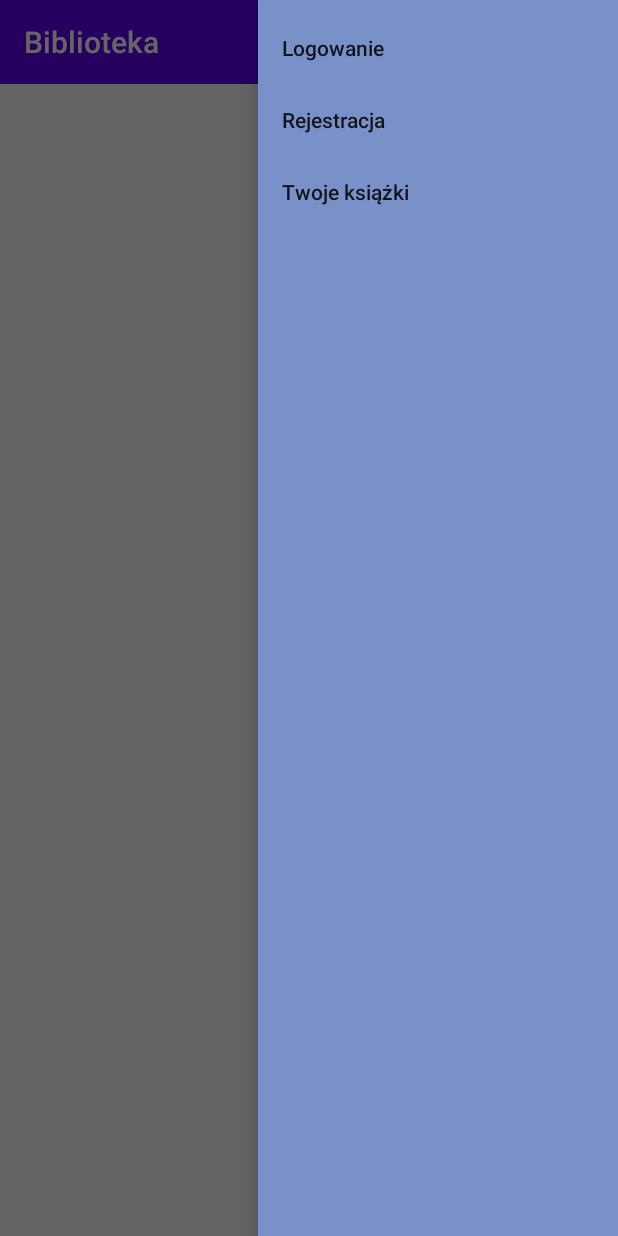
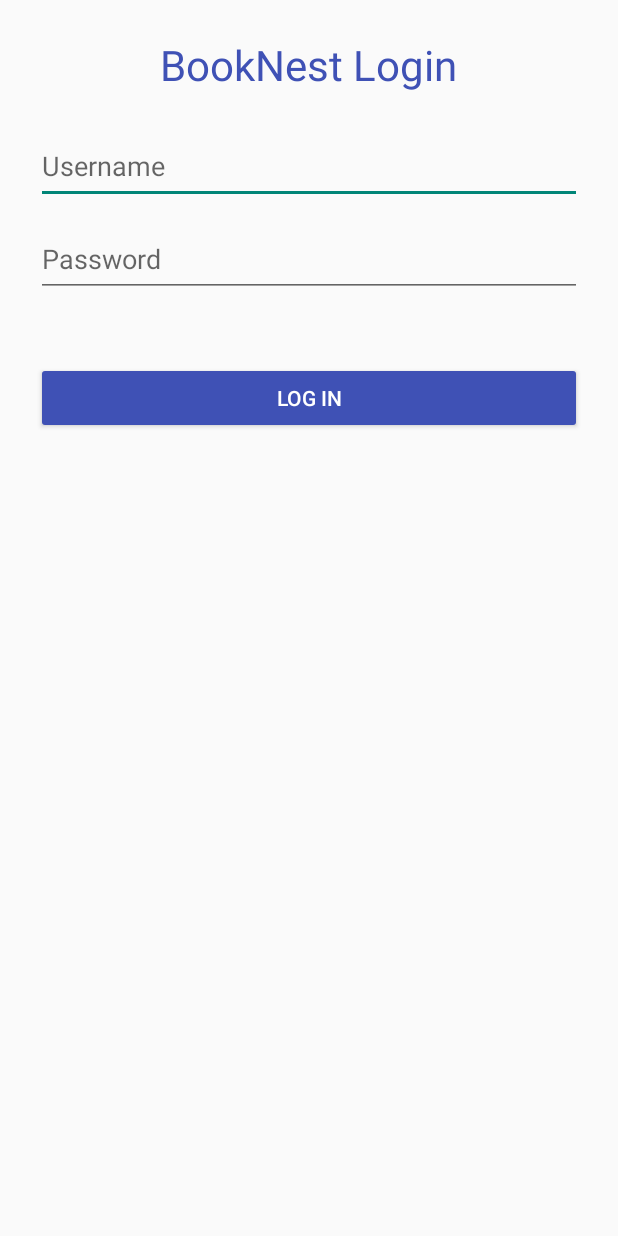
Before and after one commit to bpotaman/UAIM-projekt, an Android app: the screen it shows after launch (MainActivity before the commit, LoginActivity after it), after a tap on "Logowanie", on a phone screen of 412 x 824 dp. Run offline under Robolectric (Android 15) with nearby library versions, the phone set to English and light mode, and no system bars; our stand-ins replace Volley; 1 statement that could not run was skipped; 1 other tap on this screen came first.

Commit message:
Działający ekran logowania

```diff
--- a/libraryapp/app/src/main/java/com/example/libraryapp/BookAdapter.java
+++ b/libraryapp/app/src/main/java/com/example/libraryapp/BookAdapter.java
@@ -61,11 +61,9 @@ public class BookAdapter extends ArrayAdapter<Book> {
             if (imageUrl != null && !imageUrl.isEmpty()) {
                 // Jeśli aplikacja działa w emulatorze i backend jest na localhost:5000,
                 // Picasso nie załaduje obrazu z "http://localhost". Używamy 10.0.2.2 zamiast localhost.
-                String coverUrl = "http://10.0.2.2:5000/api/books/" + book.getId() + "/cover";
+                String coverUrl = "http://192.168.1.3:5000/api/books/" + book.getId() + "/cover";
                 Picasso.get()
                         .load(coverUrl)
-                        //.placeholder(R.drawable.placeholder) // jeśli chcesz mieć placeholder
-                        //.error(R.drawable.error)             // jeśli chcesz mieć obraz błędu
                         .into(holder.ivThumbnail);
             }
         }
--- a/libraryapp/app/src/main/java/com/example/libraryapp/LoginActivity.java
+++ b/libraryapp/app/src/main/java/com/example/libraryapp/LoginActivity.java
@@ -1,4 +1,95 @@
 package com.example.libraryapp;
 
-public class LoginActivity {
+import android.content.Intent;
+import android.os.Bundle;
+import android.util.Log;
+import android.widget.*;
+import androidx.appcompat.app.AppCompatActivity;
+
+import com.android.volley.*;
+import com.android.volley.toolbox.*;
+
+import org.json.JSONException;
+import org.json.JSONObject;
+
+public class LoginActivity extends AppCompatActivity {
+
+    EditText usernameField, passwordField;
+    TextView errorMsg;
+    Button loginButton;
+
+
+    //--------------------------------------------------------------
+    //------------------------------------------------------------------
+    //DO ZMIANY NA 10.0.2.2
+    //--------------------------------------------------------------------
+    //--------------------------------------------------------------------
+    private static final String LOGIN_URL = "http://192.168.1.3:5000/api/login";
+
+    @Override
+    protected void onCreate(Bundle savedInstanceState) {
+        super.onCreate(savedInstanceState);
+        setContentView(R.layout.activity_login);
+
+        usernameField = findViewById(R.id.usernameInput);
+        passwordField = findViewById(R.id.passwordInput);
+        loginButton = findViewById(R.id.loginButton);
+        errorMsg = findViewById(R.id.errorText);
+
+        loginButton.setOnClickListener(v -> handleLogin());
+    }
+
+    private void handleLogin() {
+        String username = usernameField.getText().toString().trim();
+        String password = passwordField.getText().toString().trim();
+
+        if (username.isEmpty() || password.isEmpty()) {
+            errorMsg.setText("Missing username or password");
+            return;
+        }
+
+        JSONObject body = new JSONObject();
+        try {
+            body.put("username", username);
+            body.put("password", password);
+        } catch (JSONException e) {
+            errorMsg.setText("JSON Error");
+            return;
+        }
+
+        JsonObjectRequest request = new JsonObjectRequest(
+                Request.Method.POST,
+                LOGIN_URL,
+                body,
+                response -> {
+                    try {
+                        String token = response.getString("access_token");
+                        // Możesz zapisać token w SharedPreferences, jeśli chcesz
+                        Toast.makeText(LoginActivity.this, "Login successful", Toast.LENGTH_SHORT).show();
+                        Intent intent = new Intent(LoginActivity.this, MainActivity.class);
+                        intent.setFlags(Intent.FLAG_ACTIVITY_NEW_TASK | Intent.FLAG_ACTIVITY_CLEAR_TASK);
+                        startActivity(intent);
+                        finish();
+                    } catch (JSONException e) {
+                        errorMsg.setText("Response parsing error");
+                    }
+                },
+                error -> {
+                    if (error.networkResponse != null) {
+                        int status = error.networkResponse.statusCode;
+                        if (status == 400) {
+                            errorMsg.setText("Missing username or password");
+                        } else if (status == 401) {
+                            errorMsg.setText("Unauthorized");
+                        } else {
+                            errorMsg.setText("Login failed (status " + status + ")");
+                        }
+                    } else {
+                        errorMsg.setText("No server response");
+                    }
+                }
+        );
+
+        Volley.newRequestQueue(this).add(request);
+    }
 }
--- a/libraryapp/app/src/main/java/com/example/libraryapp/MainActivity.java
+++ b/libraryapp/app/src/main/java/com/example/libraryapp/MainActivity.java
@@ -70,11 +70,11 @@ public class MainActivity extends AppCompatActivity {
 
     private boolean onNavigationItemSelected(@NonNull MenuItem item) {
         int id1 = item.getItemId();
-        Log.d("NAV_DRAWER", "Kliknięto opcję: " + id1);
-
+        if (id1 == R.id.nav_login) {
+            startActivity(new Intent(MainActivity.this, LoginActivity.class));
+        }
 
         if (id1 == R.id.nav_register) {
-            Log.d("NAV_DRAWER", "Przechodzę do RegisterActivity");
             startActivity(new Intent(MainActivity.this, RegisterActivity.class));
         }
 
--- /dev/null
+++ b/libraryapp/app/src/main/res/layout/activity_login.xml
@@ -0,0 +1,53 @@
+<?xml version="1.0" encoding="utf-8"?>
+<ScrollView xmlns:android="http://schemas.android.com/apk/res/android"
+    android:layout_width="match_parent"
+    android:layout_height="match_parent"
+    android:padding="24dp">
+
+    <LinearLayout
+        android:layout_width="match_parent"
+        android:layout_height="wrap_content"
+        android:orientation="vertical"
+        android:gravity="center_horizontal">
+
+        <TextView
+            android:layout_width="wrap_content"
+            android:layout_height="wrap_content"
+            android:text="BookNest Login"
+            android:textSize="28sp"
+            android:textColor="#3F51B5"
+            android:layout_marginBottom="24dp"/>
+
+        <EditText
+            android:id="@+id/usernameInput"
+            android:layout_width="match_parent"
+            android:layout_height="50dp"
+            android:hint="Username"
+            android:inputType="textPersonName"
+            android:layout_marginBottom="12dp"/>
+
+        <EditText
+            android:id="@+id/passwordInput"
+            android:layout_width="match_parent"
+            android:layout_height="50dp"
+            android:hint="Password"
+            android:inputType="textPassword"
+            android:layout_marginBottom="12dp"/>
+
+        <TextView
+            android:id="@+id/errorText"
+            android:layout_width="match_parent"
+            android:layout_height="wrap_content"
+            android:textColor="#FF0000"
+            android:text=""
+            android:layout_marginBottom="12dp"/>
+
+        <Button
+            android:id="@+id/loginButton"
+            android:layout_width="match_parent"
+            android:layout_height="wrap_content"
+            android:text="Log in"
+            android:backgroundTint="#3F51B5"
+            android:textColor="#FFFFFF"/>
+    </LinearLayout>
+</ScrollView>
```
